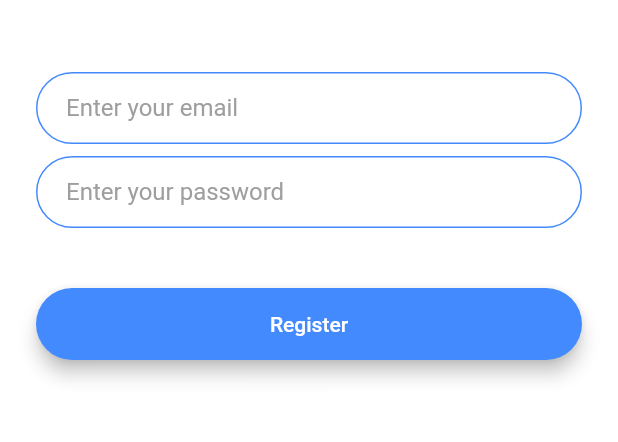
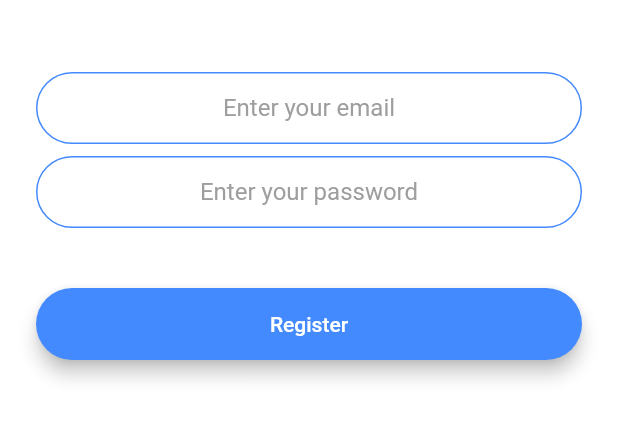
Before and after one commit to show111-zz/udemy_flutter_bootcamp, a Flutter app: the RegistrationScreen screen opened directly, after a tap on "Register", on a phone screen of 412 x 824 dp, the part 576-1018 px from its top. Run offline on Flutter 3.47's test engine with Material 2 defaults, Android fonts, the light colour scheme and no system bars; our stand-ins replace animated_text_kit, audioplayers, cloud_firestore, firebase_auth, flutter_spinkit, font_awesome_flutter and 3 more; accounts and stored records are empty.

Commit message:
finished the chat part

```diff
--- a/lib/chat/constants.dart
+++ b/lib/chat/constants.dart
@@ -9,6 +9,7 @@ const kSendButtonTextStyle = TextStyle(
 const kMessageTextFieldDecoration = InputDecoration(
   contentPadding: EdgeInsets.symmetric(vertical: 10.0, horizontal: 20.0),
   hintText: 'Type your message here...',
+  hintStyle: TextStyle(color: Colors.grey),
   border: InputBorder.none,
 );
 
--- a/lib/chat/screens/registration_screen.dart
+++ b/lib/chat/screens/registration_screen.dart
@@ -1,7 +1,9 @@
 import 'package:flutter/material.dart';
 import 'package:udemy_flutter_bootcamp/chat/components/rounded_button.dart';
-
+import 'package:firebase_auth/firebase_auth.dart';
+import 'package:udemy_flutter_bootcamp/chat/screens/chat_screen.dart';
 import '../constants.dart';
+import 'package:modal_progress_hud/modal_progress_hud.dart';
 
 class RegistrationScreen extends StatefulWidget {
   static String name = 'RegistrationScreen';
@@ -11,40 +13,57 @@ class RegistrationScreen extends StatefulWidget {
 }
 
 class _RegistrationScreenState extends State<RegistrationScreen> {
+  final _auth = FirebaseAuth.instance;
+  bool showSpinner = false;
+  String email;
+  String password;
+
   @override
   Widget build(BuildContext context) {
     return Scaffold(
       backgroundColor: Colors.white,
-      body: Padding(
+      body: ModalProgressHUD(
+        inAsyncCall: false,
+        child: Padding(
           padding: EdgeInsets.symmetric(horizontal: 24.0),
           child: Column(
             mainAxisAlignment: MainAxisAlignment.center,
             crossAxisAlignment: CrossAxisAlignment.stretch,
             children: <Widget>[
-            Hero(
+              Flexible(
+                child: Hero(
                   tag: 'logo',
                   child: Container(
                     height: 200.0,
                     child: Image.asset('images/logo.png'),
                   ),
                 ),
+              ),
               SizedBox(
                 height: 48.0,
               ),
               TextField(
+                style: TextStyle(color: Colors.black),
+                keyboardType: TextInputType.emailAddress,
+                textAlign: TextAlign.center,
                 onChanged: (value) {
-                //Do something with the user input.
+                  email = value;
                 },
-              decoration: kTextFieldDecoration.copyWith(hintText: 'Enter your email'),
+                decoration:
+                    kTextFieldDecoration.copyWith(hintText: 'Enter your email', ),
               ),
               SizedBox(
                 height: 8.0,
               ),
               TextField(
+                obscureText: true,
+                textAlign: TextAlign.center,
+                style: TextStyle(color: Colors.black),
                 onChanged: (value) {
-                //Do something with the user input.
+                  password = value;
                 },
-              decoration: kTextFieldDecoration.copyWith(hintText: 'Enter your password'),
+                decoration: kTextFieldDecoration.copyWith(
+                    hintText: 'Enter your password'),
               ),
               SizedBox(
                 height: 24.0,
@@ -52,13 +71,27 @@ class _RegistrationScreenState extends State<RegistrationScreen> {
               RoundedButton(
                 title: 'Register',
                 color: Colors.blueAccent,
-              onPress: () {
-//                Navigator.pushNamed(context, LoginScreen.name);
+                onPress: () async {
+                  setState(() {
+                    showSpinner = true;
+                  });
+                  try {
+                    final newUser = await _auth.createUserWithEmailAndPassword(email: email, password: password);
+                    if (newUser != null) {
+                      Navigator.pushNamed(context, ChatScreen.name);
+                    }
+                    setState(() {
+                      showSpinner = false;
+                    });
+                  } catch (e) {
+                    print(e);
+                  }
                 },
               ),
             ],
           ),
         ),
+      ),
     );
   }
 }
--- a/lib/chat/screens/welcome_screen.dart
+++ b/lib/chat/screens/welcome_screen.dart
@@ -26,7 +26,7 @@ class _WelcomeScreenState extends State<WelcomeScreen>
     );
 
 //    animation = CurvedAnimation(parent: controller, curve: Curves.decelerate, );
-    animation = ColorTween(begin: Colors.blueGrey, end: Colors.white)
+    animation = ColorTween(begin: Colors.blueGrey, end: Colors.lightGreen)
         .animate(controller);
 
     controller.forward();
@@ -42,7 +42,6 @@ class _WelcomeScreenState extends State<WelcomeScreen>
 
     controller.addListener(() {
       setState(() {});
-      print(animation.value);
     });
   }
 
--- a/pubspec.yaml
+++ b/pubspec.yaml
@@ -18,6 +18,10 @@ dependencies:
   http: ^0.12.0+4
   flutter_spinkit: ^4.1.2+1
   animated_text_kit: ^2.0.0
+  firebase_core: ^0.4.4+3
+  cloud_firestore: ^0.13.4+2
+  firebase_auth: ^0.15.5+3
+  modal_progress_hud: ^0.1.3
 
 dev_dependencies:
   flutter_test:
```
Also changed, not shown: lib/chat/screens/chat_screen.dart (+120 -4 lines), lib/chat/screens/login_screen.dart (+35 -6 lines), pubspec.lock, 6 other files. Lines whose indentation alone changed are shown as unchanged.
